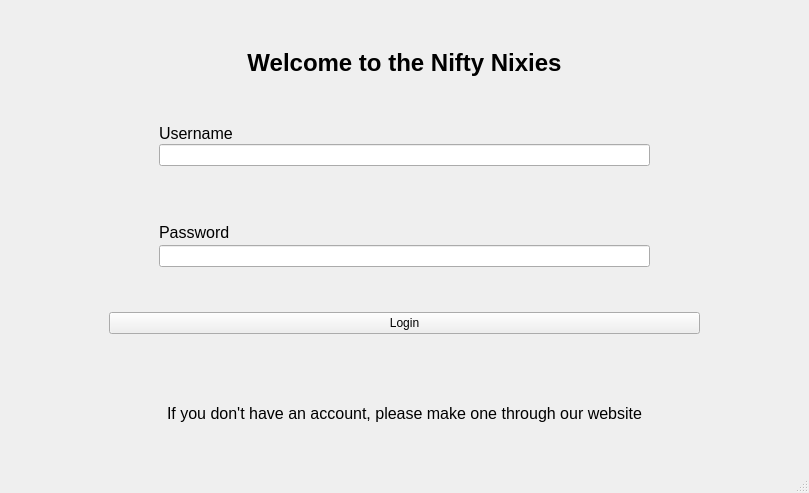
The window that client/src/ui/login.ui (anomaly-true/Python-CJ_9) describes before a commit, drawn with Qt 5.
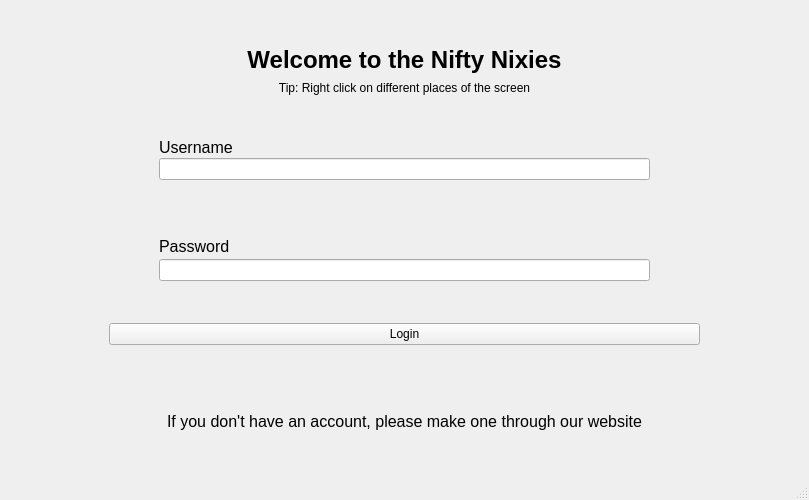
The same window after the commit.

Commit message: style: Remove input context menus and show tip

Patch:
```diff
--- a/client/src/ui/login.ui
+++ b/client/src/ui/login.ui
@@ -7,7 +7,7 @@
     <x>0</x>
     <y>0</y>
     <width>809</width>
-    <height>493</height>
+    <height>500</height>
    </rect>
   </property>
   <property name="windowTitle">
@@ -46,6 +46,22 @@
         </property>
        </widget>
       </item>
+      <item>
+       <widget class="QLabel" name="label_5">
+        <property name="sizePolicy">
+         <sizepolicy hsizetype="Preferred" vsizetype="Fixed">
+          <horstretch>0</horstretch>
+          <verstretch>0</verstretch>
+         </sizepolicy>
+        </property>
+        <property name="text">
+         <string>Tip: Right click on different places of the screen</string>
+        </property>
+        <property name="alignment">
+         <set>Qt::AlignCenter</set>
+        </property>
+       </widget>
+      </item>
      </layout>
     </item>
     <item>
@@ -87,6 +103,12 @@
           <property name="styleSheet">
            <string notr="true"/>
           </property>
+          <property name="inputMethodHints">
+           <set>Qt::ImhHiddenText|Qt::ImhNoAutoUppercase|Qt::ImhNoPredictiveText|Qt::ImhSensitiveData</set>
+          </property>
+          <property name="echoMode">
+           <enum>QLineEdit::Password</enum>
+          </property>
          </widget>
         </item>
        </layout>
@@ -132,7 +154,7 @@
            <string/>
           </property>
           <property name="echoMode">
-           <enum>QLineEdit::Password</enum>
+           <enum>QLineEdit::Normal</enum>
           </property>
          </widget>
         </item>
```
Left out of the diff: 8 changed lines with no effect on the pictures.
